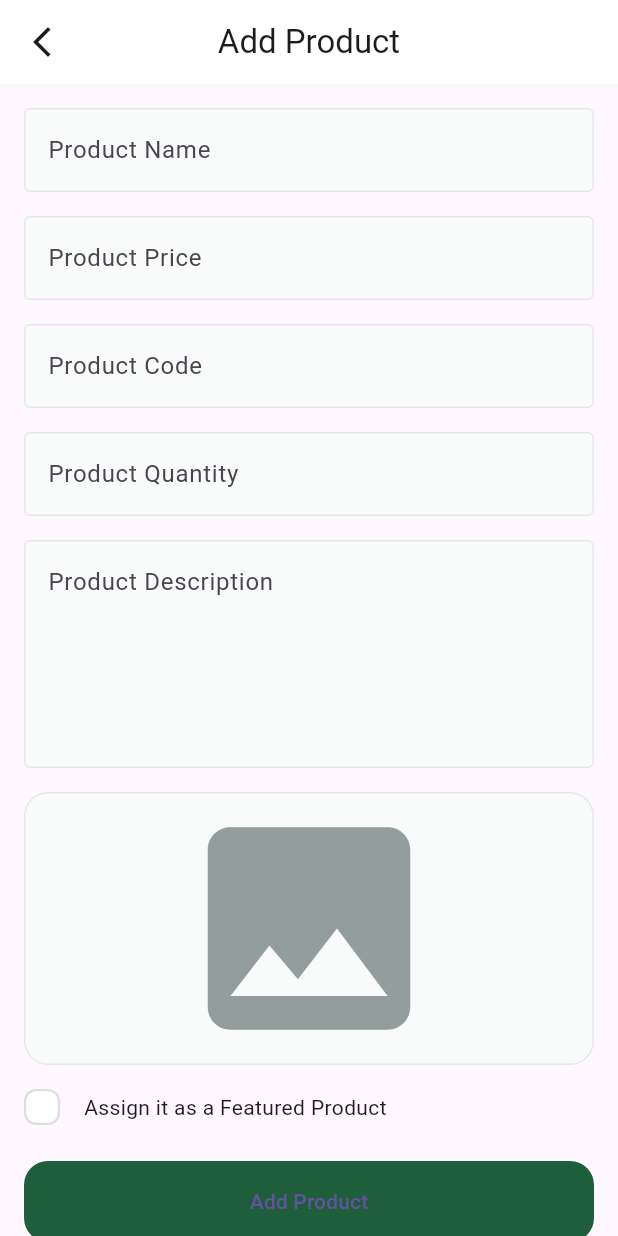
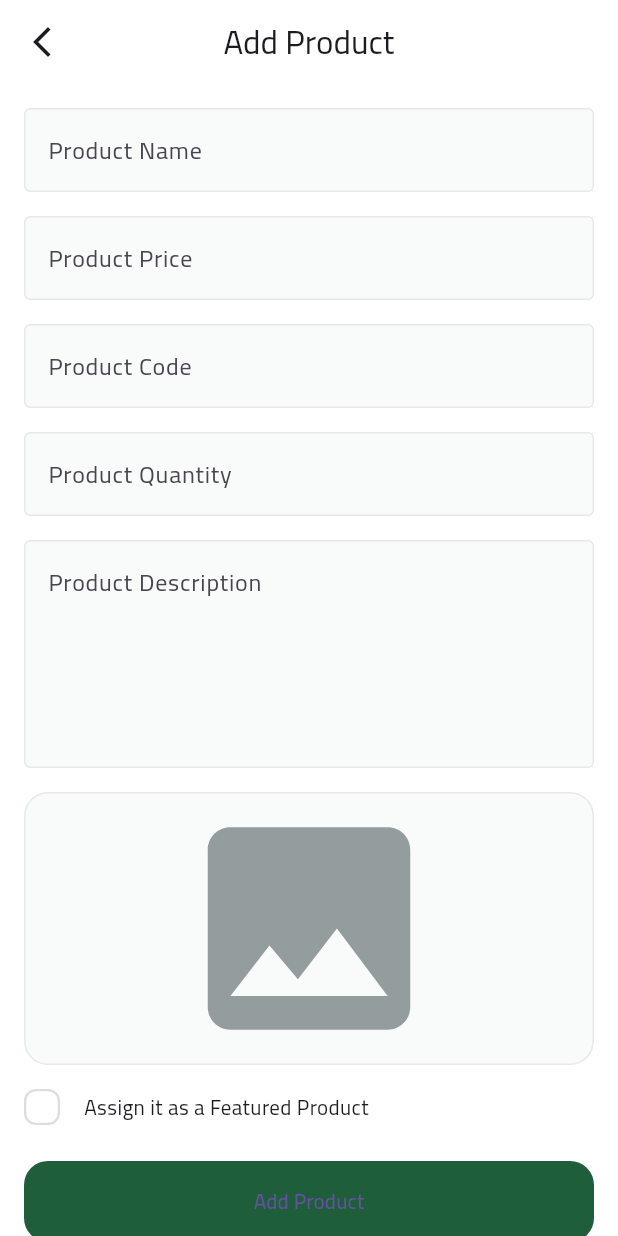
Before and after one commit to AhmadOsaMayad/fruit-hub-dashboard, a Flutter app: the screen it shows after launch, after a tap on "Add Data", on a phone screen of 412 x 824 dp. Run offline on Flutter 3.47's test engine with Material 3 defaults, Android fonts, the phone set to English and light mode, and no system bars; drawn by our look-alikes of modal_progress_hud_nsn, skeletonizer; our stand-ins replace cloud_firestore, dartz, firebase_core, firebase_storage, flutter_bloc, get_it and 1 more; accounts and stored records are empty.

Commit message:
feat: Add Cairo font assets and implement custom loading indicator and snackbar helper

```diff
--- /dev/null
+++ b/lib/core/helpers/build_snack_bar.dart
@@ -0,0 +1,5 @@
+import 'package:flutter/material.dart';
+
+void buildSnackBar(BuildContext context, String message) {
+  ScaffoldMessenger.of(context).showSnackBar(SnackBar(content: Text(message)));
+}
--- /dev/null
+++ b/lib/core/helpers/custom_loading_indicator.dart
@@ -0,0 +1,22 @@
+import 'package:flutter/material.dart';
+import 'package:flutter/widgets.dart';
+import 'package:fruithub_dashboard/core/utils/app_colors.dart';
+import 'package:modal_progress_hud_nsn/modal_progress_hud_nsn.dart';
+
+class CustomLoadingIndicator extends StatelessWidget {
+  const CustomLoadingIndicator({
+    super.key,
+    required this.isLoading,
+    required this.child,
+  });
+  final bool isLoading;
+  final Widget child;
+  @override
+  Widget build(BuildContext context) {
+    return ModalProgressHUD(
+      progressIndicator: CircularProgressIndicator(color: AppColors.primary),
+      inAsyncCall: isLoading,
+      child: child,
+    );
+  }
+}
--- a/lib/features/add_product/presentation/views/add_products_view.dart
+++ b/lib/features/add_product/presentation/views/add_products_view.dart
@@ -5,7 +5,7 @@ import 'package:fruithub_dashboard/core/repos/products_repo/products_repo.dart';
 import 'package:fruithub_dashboard/core/services/get_it_service.dart';
 import 'package:fruithub_dashboard/core/widgets/custom_app_bar.dart';
 import 'package:fruithub_dashboard/features/add_product/presentation/manager/add_product_cubit/add_product_cubit.dart';
-import 'package:fruithub_dashboard/features/add_product/presentation/views/widgets/add_product_view_body.dart';
+import 'package:fruithub_dashboard/features/add_product/presentation/views/widgets/add_product_view_body_consumer.dart';
 import 'package:fruithub_dashboard/generated/l10n.dart';
 
 class AddProductsView extends StatelessWidget {
@@ -20,7 +20,7 @@ class AddProductsView extends StatelessWidget {
           productsRepo: getIt.get<ProductsRepo>(),
           imagesRepo: getIt.get<ImagesRepo>(),
         ),
-        child: AddProductViewBody(),
+        child: AddProductViewBodyConsumer(),
       ),
     );
   }
--- a/lib/features/add_product/presentation/views/widgets/add_product_view_body.dart
+++ b/lib/features/add_product/presentation/views/widgets/add_product_view_body.dart
@@ -55,7 +55,7 @@ class _AddProductViewBodyState extends State<AddProductViewBody> {
               SizedBox(height: 16),
               CustomTextFormField(
                 hintText: S.of(context).productCode,
-                keyboardType: TextInputType.number,
+                keyboardType: TextInputType.text,
                 onSaved: (value) {
                   productCode = value!.toLowerCase();
                 },
--- /dev/null
+++ b/lib/features/add_product/presentation/views/widgets/add_product_view_body_consumer.dart
@@ -0,0 +1,29 @@
+import 'package:flutter/material.dart';
+import 'package:flutter_bloc/flutter_bloc.dart';
+import 'package:fruithub_dashboard/core/helpers/build_snack_bar.dart';
+import 'package:fruithub_dashboard/core/helpers/custom_loading_indicator.dart';
+import 'package:fruithub_dashboard/features/add_product/presentation/manager/add_product_cubit/add_product_cubit.dart';
+import 'package:fruithub_dashboard/features/add_product/presentation/views/widgets/add_product_view_body.dart';
+
+class AddProductViewBodyConsumer extends StatelessWidget {
+  const AddProductViewBodyConsumer({super.key});
+
+  @override
+  Widget build(BuildContext context) {
+    return BlocConsumer<AddProductCubit, AddProductState>(
+      listener: (context, state) {
+        if (state is AddProductFailure) {
+          buildSnackBar(context, state.errorMessage);
+        } else if (state is AddProductSuccess) {
+          buildSnackBar(context, 'Product added successfully');
+        }
+      },
+      builder: (context, state) {
+        return CustomLoadingIndicator(
+          isLoading: state is AddProductLoading,
+          child: AddProductViewBody(),
+        );
+      },
+    );
+  }
+}
--- a/lib/main.dart
+++ b/lib/main.dart
@@ -23,6 +23,10 @@ class MainApp extends StatelessWidget {
   @override
   Widget build(BuildContext context) {
     return MaterialApp(
+      theme: ThemeData(
+        fontFamily: 'Cairo',
+        scaffoldBackgroundColor: const Color(0xFFFFFFFF),
+      ),
       initialRoute: DashboardView.routeName,
       onGenerateRoute: onGenerateRoutes,
       debugShowCheckedModeBanner: false,
```
Also changed, not shown: pubspec.yaml (+11 -12 lines), assets/fonts/Cairo-Bold.ttf (added), assets/fonts/Cairo-Medium.ttf (added), assets/fonts/Cairo-Regular.ttf (added), assets/fonts/Cairo-SemiBold.ttf (added), pubspec.lock.
